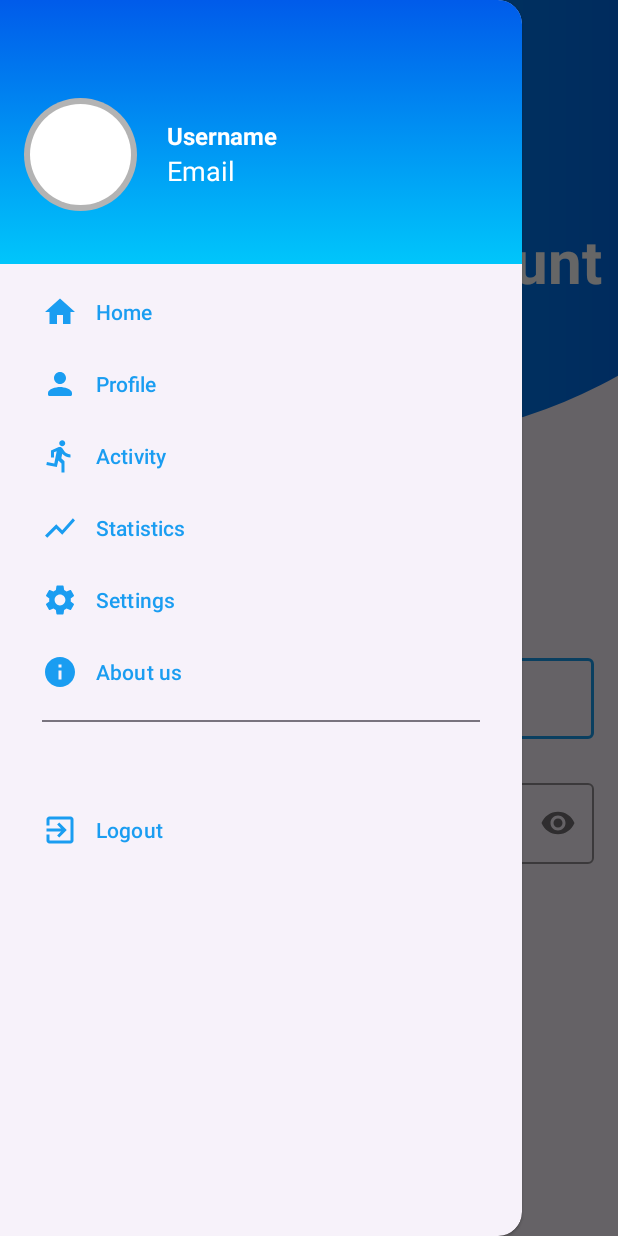
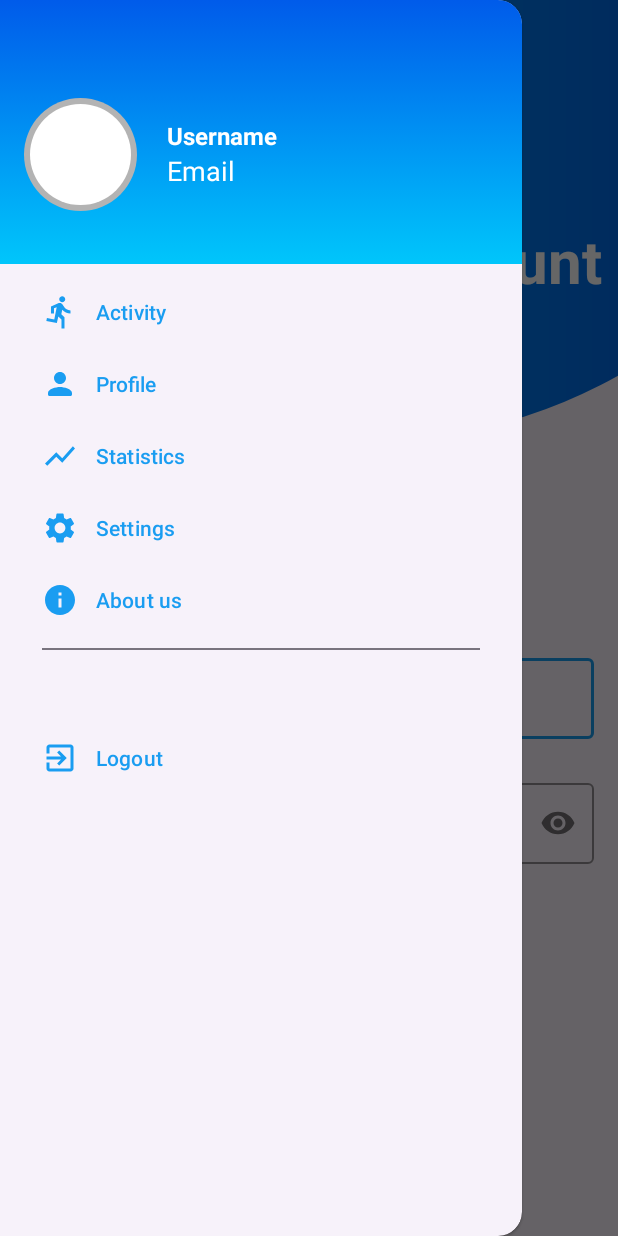
Before and after one commit to HajdukJ/Aplikacja_Sportowa, an Android app: the screen it shows after launch (MainActivity), with the side drawer open, on a phone screen of 412 x 824 dp. Run offline under Robolectric (Android 15) with nearby library versions, the phone set to English and light mode, and no system bars; our stand-ins replace Firebase (no records; nobody signed in at launch, a user with empty details on screens opened directly).

Commit message:
zmiany w nawigacji, usuwanie niepotrzebnych sekcji, dodanie komentarzy doxygen do logowania i rejestracji

```diff
--- a/app/src/main/res/menu/nav_menu.xml
+++ b/app/src/main/res/menu/nav_menu.xml
@@ -7,19 +7,14 @@
 
     <group
         android:checkableBehavior="single">
-
         <item
-            android:id="@+id/nav_home"
-            android:icon="@drawable/baseline_home_24"
-            android:title="Home"/>
+            android:id="@+id/nav_activity"
+            android:icon="@drawable/baseline_directions_run_24"
+            android:title="Activity"/>
         <item
             android:id="@+id/nav_profile"
             android:icon="@drawable/round_person_24"
             android:title="Profile"/>
-        <item
-            android:id="@+id/nav_activity"
-            android:icon="@drawable/baseline_directions_run_24"
-            android:title="Activity"/>
         <item
             android:id="@+id/nav_statistics"
             android:icon="@drawable/baseline_show_chart_24"
```
Also changed, not shown: app/src/main/java/com/example/aplikacja_sportowa/HomeFragment.kt (deleted, +0 -16 lines), app/src/main/java/com/example/aplikacja_sportowa/LoginFragment.kt (+37 -0 lines), app/src/main/java/com/example/aplikacja_sportowa/MainActivity.kt (+3 -8 lines), app/src/main/java/com/example/aplikacja_sportowa/RegisterFragment.kt (+37 -0 lines), app/src/main/java/com/example/aplikacja_sportowa/UserDataFragment.kt (+57 -0 lines), app/src/main/res/layout/fragment_home.xml (deleted, +0 -18 lines).
